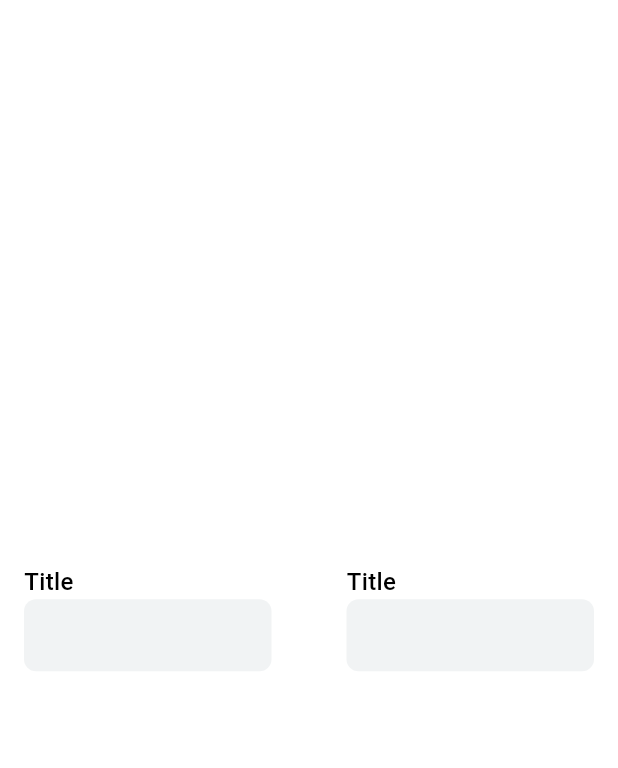
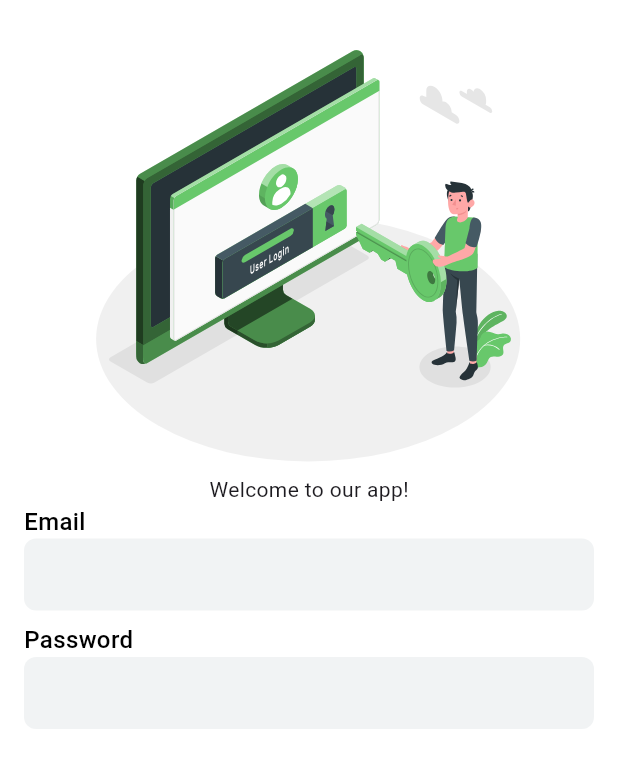
Before and after one commit to Mohamed-Elrashidy/Training-Academy, a Flutter app: the screen it shows after launch, on a phone screen of 412 x 824 dp. Shown: the top 768 px of the screen. Run offline on Flutter 3.47's test engine with Material 3 defaults, Android fonts, the phone set to English and light mode, and no system bars; drawn by our look-alikes of sentry_flutter; our stand-ins replace flutter_bloc, flutter_svg, go_router; generated files the repository leaves out were written again.

Commit message:
project:responsive structure added

```diff
--- /dev/null
+++ b/lib/core/extensions/context_extensions.dart
@@ -0,0 +1,23 @@
+import 'package:flutter/cupertino.dart';
+
+import '../theme/app_size_checkpoints.dart';
+
+extension DeviceType on BuildContext {
+  bool get isMobile => MediaQuery.sizeOf(this).width < 600;
+  bool get isTablet =>
+      MediaQuery.sizeOf(this).width >= 600 &&
+      MediaQuery.sizeOf(this).width < 1200;
+  bool get isDesktop => MediaQuery.sizeOf(this).width >= 1200;
+  bool get isLargeDesktop => MediaQuery.sizeOf(this).width >= 1440;
+}
+
+extension Responsive on BuildContext {
+  double get verticalComponentItemsSpacing =>
+      AppSizeCheckpointsManager.fontSizeMultiplier() * 8;
+  double get horizontalComponentItemSpacing =>
+      AppSizeCheckpointsManager.fontSizeMultiplier() * 8;
+  double get horizontalComponentTitleAndComponentsSpacing =>
+      AppSizeCheckpointsManager.fontSizeMultiplier() * 16;
+  double get componentsSpacing =>
+      AppSizeCheckpointsManager.fontSizeMultiplier() * 24;
+}
--- a/lib/core/routing/routes.dart
+++ b/lib/core/routing/routes.dart
@@ -1,3 +1,3 @@
-class Routing{
+class Routes {
   static String loginPage = '/login';
 }
--- a/lib/core/routing/routing.dart
+++ b/lib/core/routing/routing.dart
@@ -0,0 +1,21 @@
+import 'package:flutter/material.dart';
+import 'package:go_router/go_router.dart';
+import 'package:training_acedamy/core/routing/routes.dart';
+
+import '../../features/authentication/presentation/ui/pages/login_page.dart';
+
+class Routing {
+  static final GoRouter router = GoRouter(
+    initialLocation: Routes.loginPage,
+    routes: <RouteBase>[...authenticationRouter],
+  );
+
+  static final List<GoRoute> authenticationRouter = [
+    GoRoute(
+      path: Routes.loginPage,
+      builder: (BuildContext context, GoRouterState state) {
+        return LoginPage();
+      },
+    ),
+  ];
+}
--- a/lib/core/theme/custom_color_entity.dart
+++ b/lib/core/theme/custom_color_entity.dart
@@ -9,7 +9,7 @@ class CustomColorEntity {
   Color darkColor;
   CustomColorEntity({required this.lightColor, required this.darkColor});
   Color get color =>
-      appMainNavigatorKey.currentContext!.read<ThemeCubit>().isDarkMode
+      appMainNavigatorKey.currentContext!.read<ThemeCubit>().state.isDarkMode
       ? darkColor
       : lightColor;
 }
--- a/lib/core/theme/theme_cubit.dart
+++ b/lib/core/theme/theme_cubit.dart
@@ -1,9 +1,10 @@
+import 'dart:ui';
+
 import 'package:flutter_bloc/flutter_bloc.dart';
 import 'package:training_acedamy/core/theme/theme_state.dart';
 
 class ThemeCubit extends Cubit<ThemeState> {
-  ThemeCubit() : super(ThemeInitial());
-  bool isDarkMode = false;
-
+  ThemeCubit()
+    : super(ThemeInitial(isDarkMode: false, locale: const Locale('en')));
   loadTheme() {}
 }
--- a/lib/core/theme/theme_state.dart
+++ b/lib/core/theme/theme_state.dart
@@ -1,3 +1,17 @@
-class ThemeState {}
+import 'dart:ui';
 
-class ThemeInitial extends ThemeState {}
+class ThemeState {
+  bool isDarkMode;
+  Locale locale;
+  ThemeState({required this.isDarkMode, required this.locale});
+  copyWith({bool? isDarkMode, Locale? locale}) {
+    return ThemeState(
+      isDarkMode: isDarkMode ?? this.isDarkMode,
+      locale: locale ?? this.locale,
+    );
+  }
+}
+
+class ThemeInitial extends ThemeState {
+  ThemeInitial({required super.isDarkMode, required super.locale});
+}
--- a/lib/core/widgets/custom_scaffold.dart
+++ b/lib/core/widgets/custom_scaffold.dart
@@ -1,15 +1,22 @@
 import 'package:flutter/material.dart';
 import 'package:training_acedamy/core/extensions/extension.dart';
-import 'package:training_acedamy/core/theme/app_custom_color.dart';
+
+import '../theme/app_custom_color.dart';
 
 class CustomScaffold extends StatelessWidget {
-  CustomScaffold({required this.body, super.key});
+  CustomScaffold({required this.body, this.usePadding = true, super.key});
   Widget body;
+  bool usePadding;
   @override
   Widget build(BuildContext context) {
     return Scaffold(
       backgroundColor: AppCustomColor.scaffoldBackground.color,
-      body: Padding(padding: EdgeInsets.all(16.sp), child: body),
+      body: SafeArea(
+        child: Padding(
+          padding: EdgeInsets.all(usePadding ? 16.sp : 0),
+          child: body,
+        ),
+      ),
     );
   }
 }
--- a/lib/core/widgets/custom_text_field_with_title.dart
+++ b/lib/core/widgets/custom_text_field_with_title.dart
@@ -1,21 +1,49 @@
+/// ****************** FILE INFO ******************
+/// File Name: custom_text_field_with_title.dart
+/// Purpose: A custom text field widget with a title, with an option to expand to prevent overflow.
+/// Author: Mohamed Elrashidy
+/// Created At: 05/04/2026
+
 import 'package:flutter/material.dart';
 import 'package:training_acedamy/core/widgets/custom_text_field.dart';
 
 import '../theme/text_styles.dart';
 
+/// if in row use expanded to avoid overflow
 class CustomTextFieldWithTitle extends StatelessWidget {
-  CustomTextFieldWithTitle({super.key});
+  const CustomTextFieldWithTitle({
+    required this.title,
+    required this.controller,
+    this.isExpanded = false,
+    super.key,
+  });
+  final String title;
+  final TextEditingController controller;
+  final bool isExpanded;
 
+  /// Function Name: build
+  ///
+  /// Purpose: Builds the widget tree for the custom text field with a title, wrapping it in Expanded if requested.
+  ///
+  /// Parameters:
+  /// - context: The build context.
+  ///
+  /// Returns: A Widget representing the built text field.
   @override
   Widget build(BuildContext context) {
-    return Expanded(
-      child: Column(
-        crossAxisAlignment: CrossAxisAlignment.start,
-        children: [
-          Text("Title", style: AppTextStyles.bodyLarge),
-          CustomTextField(controller: TextEditingController()),
-        ],
-      ),
+    Widget content = Column(
+      crossAxisAlignment: CrossAxisAlignment.start,
+      mainAxisSize: MainAxisSize.min,
+      children: [
+        Text(title, style: AppTextStyles.bodyLarge),
+        CustomTextField(controller: controller),
+      ],
     );
+
+    if (isExpanded) {
+      return Expanded(child: content);
+    }
+
+    return content;
   }
 }
--- /dev/null
+++ b/lib/core/widgets/media/banner_svg_handler.dart
@@ -0,0 +1,17 @@
+import 'package:flutter/material.dart';
+import 'package:flutter_svg/svg.dart';
+
+import '../../theme/app_size_checkpoints.dart';
+
+class BannerSvgHandler extends StatelessWidget {
+  const BannerSvgHandler({required this.svgPath, super.key});
+  final String svgPath;
+  @override
+  Widget build(BuildContext context) {
+    return SvgPicture.asset(
+      svgPath,
+      height: 300 * AppSizeCheckpointsManager.fontSizeMultiplier(),
+      width: double.infinity,
+    );
+  }
+}
--- a/lib/features/authentication/presentation/ui/pages/login_page.dart
+++ b/lib/features/authentication/presentation/ui/pages/login_page.dart
@@ -1,20 +1,50 @@
 import 'package:flutter/material.dart';
-import 'package:training_acedamy/core/extensions/extension.dart';
+import 'package:training_acedamy/core/extensions/context_extensions.dart';
 import 'package:training_acedamy/core/widgets/custom_scaffold.dart';
 import 'package:training_acedamy/core/widgets/custom_text_field_with_title.dart';
+import 'package:training_acedamy/core/widgets/media/banner_svg_handler.dart';
+import 'package:training_acedamy/l10n/app_localizations.dart';
 
-class LoginPage extends StatelessWidget {
-  const LoginPage({super.key});
+class LoginPage extends StatefulWidget {
+  LoginPage({super.key});
+
+  @override
+  State<LoginPage> createState() => _LoginPageState();
+}
+
+class _LoginPageState extends State<LoginPage> {
+  TextEditingController emailController = TextEditingController();
+  TextEditingController passwordController = TextEditingController();
+  @override
+  void dispose() {
+    emailController.dispose();
+    passwordController.dispose();
+    super.dispose();
+  }
 
   @override
   Widget build(BuildContext context) {
+    final l10n = AppLocalizations.of(context)!;
     return CustomScaffold(
       body: Column(
-        mainAxisAlignment: MainAxisAlignment.center,
         children: [
-          Row(
-            spacing: 50.sp,
-            children: [CustomTextFieldWithTitle(), CustomTextFieldWithTitle()],
+          BannerSvgHandler(
+            svgPath: "assets/authentication_assets/svg_images/login_image.svg",
+          ),
+          Text(l10n.welcome),
+          Column(
+            mainAxisAlignment: MainAxisAlignment.center,
+            spacing: context.verticalComponentItemsSpacing,
+            children: [
+              CustomTextFieldWithTitle(
+                title: l10n.email,
+                controller: emailController,
+              ),
+              CustomTextFieldWithTitle(
+                title: l10n.password,
+                controller: passwordController,
+              ),
+            ],
           ),
         ],
       ),
--- /dev/null
+++ b/lib/l10n/app_ar.arb
@@ -0,0 +1,6 @@
+{
+"@@locale": "ar",
+"email": "البريد الإلكتروني",
+"password": "كلمة المرور",
+"welcome": "مرحبًا بك في تطبيقنا!"
+}
--- /dev/null
+++ b/lib/l10n/app_en.arb
@@ -0,0 +1,6 @@
+{
+  "@@locale": "en",
+  "email": "Email",
+  "password": "Password",
+  "welcome": "Welcome to our app!"
+}
--- a/lib/main.dart
+++ b/lib/main.dart
@@ -17,6 +17,6 @@ Future<void> main() async {
     // Configure Session Replay
     options.replay.sessionSampleRate = 0.1;
     options.replay.onErrorSampleRate = 1.0;
-  }, appRunner: () => runApp(SentryWidget(child: const TrainingAcademyApp())));
+  }, appRunner: () => runApp(SentryWidget(child: TrainingAcademyApp())));
   // TODO: Remove this line after sending the first sample event to sentry.
 }
--- a/lib/training_academy_app.dart
+++ b/lib/training_academy_app.dart
@@ -5,25 +5,39 @@
 
 import 'package:flutter/material.dart';
 import 'package:flutter_bloc/flutter_bloc.dart';
+import 'package:flutter_localizations/flutter_localizations.dart';
 
+import 'core/routing/routing.dart';
 import 'core/theme/theme_cubit.dart';
-import 'features/authentication/presentation/ui/pages/login_page.dart';
+import 'l10n/app_localizations.dart';
 
 GlobalKey<NavigatorState> appMainNavigatorKey = GlobalKey<NavigatorState>();
 
 class TrainingAcademyApp extends StatelessWidget {
-  const TrainingAcademyApp({super.key});
+  TrainingAcademyApp({super.key});
+  ThemeCubit themeCubit = ThemeCubit()..loadTheme();
+  initState() {
+    appMainNavigatorKey = GlobalKey<NavigatorState>();
+  }
 
   @override
   Widget build(BuildContext context) {
     return MultiBlocProvider(
-      providers: [BlocProvider(create: (_) => ThemeCubit()..loadTheme())],
+      providers: [BlocProvider(create: (_) => themeCubit)],
       child: LayoutBuilder(
-        builder: (_, __) => MaterialApp(
-          navigatorKey: appMainNavigatorKey,
+        builder: (_, __) => MaterialApp.router(
+          key: appMainNavigatorKey,
           title: 'Training Academy',
+          locale: themeCubit.state.locale,
+          localizationsDelegates: const [
+            AppLocalizations.delegate,
+            GlobalMaterialLocalizations.delegate,
+            GlobalWidgetsLocalizations.delegate,
+            GlobalCupertinoLocalizations.delegate,
+          ],
+          supportedLocales: AppLocalizations.supportedLocales,
           theme: ThemeData(useMaterial3: true, hoverColor: Colors.transparent),
-          home: LoginPage(),
+          routerConfig: Routing.router,
         ),
       ),
     );
```
Also changed, not shown: pubspec.yaml (+10 -5 lines), assets/authentication_assets/png_images/user_type_desktop.png (added), assets/authentication_assets/png_images/user_type_mobile.png (added), assets/authentication_assets/svg_images/login_image.svg (added), pubspec.lock, 3 other files.
